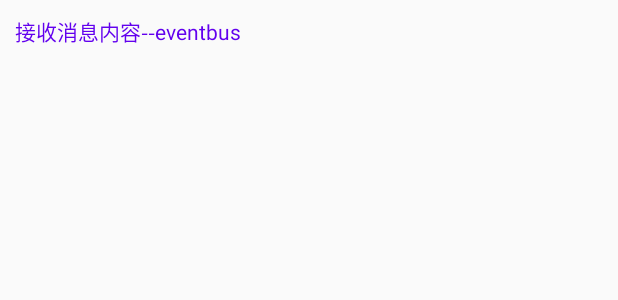
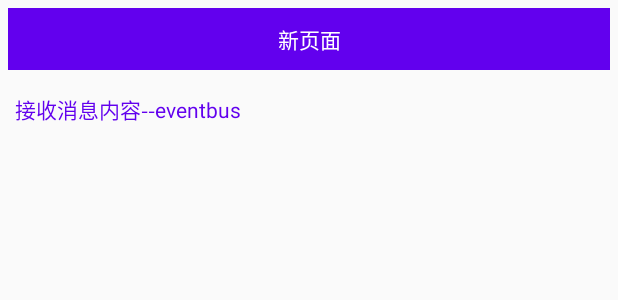
Before and after one commit to Starfallmundane/FoodXing, an Android app: the layout fragment_collect.xml on its own in the app's theme, with its tools: preview values and no code run, on a phone screen of 412 x 824 dp. Shown: the top 300 px of the screen. Run offline under Robolectric (Android 15) with nearby library versions, the phone set to English and light mode, and no system bars.

Commit message:
添加新的AndroidEventBus

```diff
--- a/app/build.gradle
+++ b/app/build.gradle
@@ -86,4 +86,6 @@ dependencies {
     implementation 'com.android.support:design:29.0.0'//系统支持库，包括刷新控件
     //Android的事件发布-订阅总线
     implementation 'org.greenrobot:eventbus:3.2.0'
+    implementation 'org.simple:androideventbus:1.0.5.1'
+
 }
--- a/app/src/main/AndroidManifest.xml
+++ b/app/src/main/AndroidManifest.xml
@@ -13,7 +13,8 @@
         android:supportsRtl="true"
         android:theme="@style/AppTheme"
         android:usesCleartextTraffic="true">
-        <activity android:name=".ui.FilterActivity"></activity>
+        <activity android:name=".ui.NewActivity"></activity>
+        <activity android:name=".ui.FilterActivity" />
         <activity android:name=".ui.FoodActivity" />
         <activity android:name=".ui.CategoryActivity" />
         <activity android:name=".MainActivity">
--- a/app/src/main/res/layout/fragment_collect.xml
+++ b/app/src/main/res/layout/fragment_collect.xml
@@ -4,20 +4,38 @@
     android:layout_width="match_parent"
     android:layout_height="match_parent">
 
+
     <!--安卓自带系统刷新控件  SwipeRefreshLayout  -->
     <!--需要添加远程库  implementation 'com.android.support:design:29.0.0'   -->
+    <LinearLayout
+        android:layout_width="match_parent"
+        android:layout_height="match_parent"
+        android:orientation="vertical">
+
+        <TextView
+            android:id="@+id/tv_new"
+            android:layout_width="match_parent"
+            android:layout_height="wrap_content"
+            android:background="@color/colorPrimary"
+            android:padding="10dp"
+            android:gravity="center"
+            android:layout_margin="5dp"
+            android:text="新页面"
+            android:textColor="@color/white" />
 
         <TextView
             android:id="@+id/tv_result"
             android:layout_width="match_parent"
             android:layout_height="wrap_content"
             android:padding="10dp"
-        android:textColor="@color/colorPrimary"
-        android:text="接收消息内容--eventbus"/>
+            android:text="接收消息内容--eventbus"
+            android:textColor="@color/colorPrimary" />
 
         <androidx.recyclerview.widget.RecyclerView
             android:id="@+id/rv_collect"
             android:layout_width="match_parent"
             android:layout_height="match_parent" />
 
+    </LinearLayout>
+
 </androidx.swiperefreshlayout.widget.SwipeRefreshLayout>
```
Also changed, not shown: app/src/main/java/com/lx/foodxing/fragment/CollectFragment.java (+33 -2 lines), app/src/main/java/com/lx/foodxing/fragment/HomeFragment.java (+8 -1 lines), app/src/main/java/com/lx/foodxing/ui/NewActivity.java (added, +16 -0 lines), app/src/main/res/layout/activity_new.xml (added, +115 -0 lines), app/src/main/res/layout/fragment_home.xml (+12 -0 lines), app/src/main/res/values/styles.xml (+7 -0 lines). Lines whose indentation alone changed are shown as unchanged.
